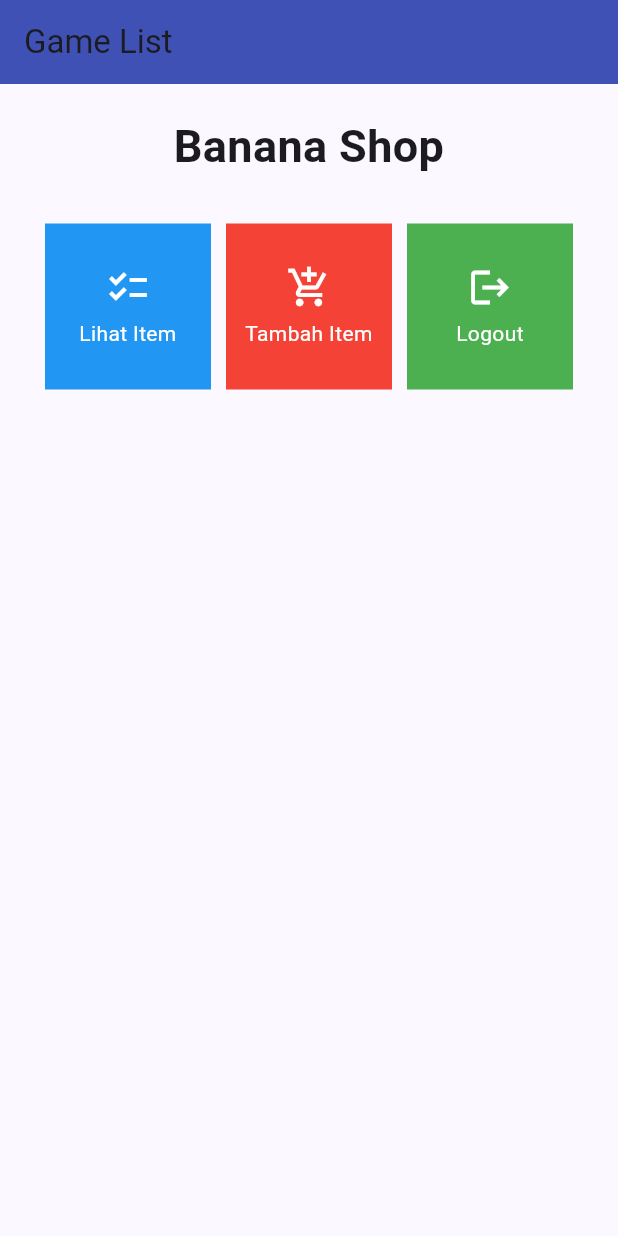
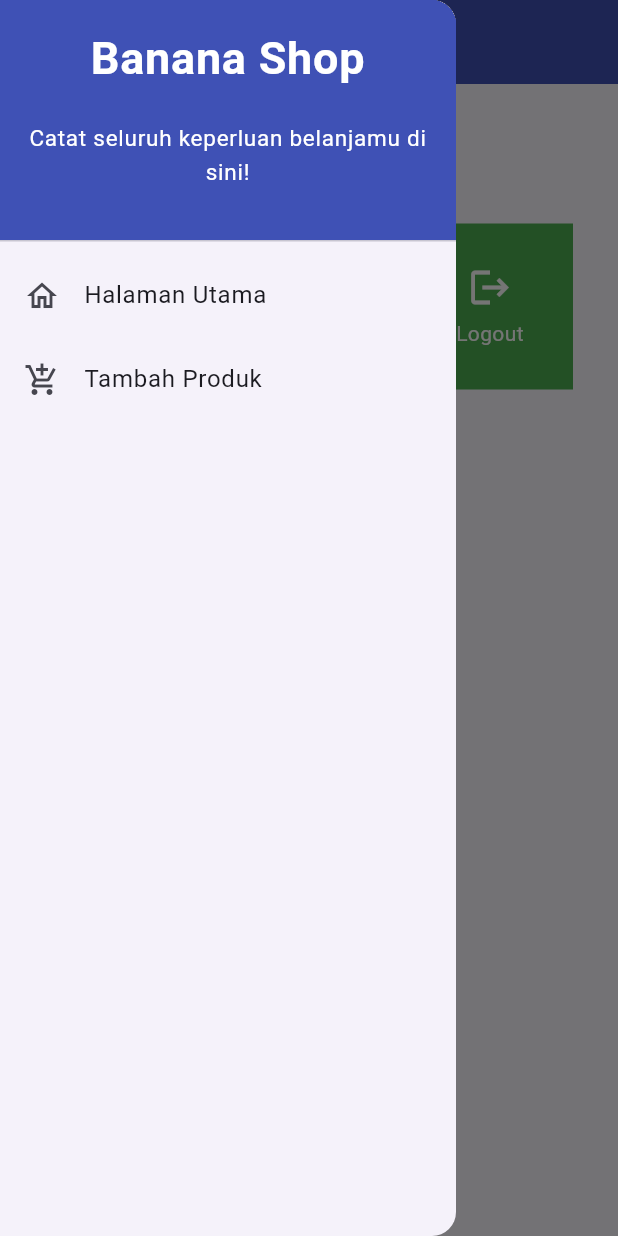
Before and after one commit to mhanifti/BananaAppAndroid, a Flutter app: the screen it shows after launch, with the side drawer open (before the commit the screen has no drawer), on a phone screen of 412 x 824 dp. Run offline on Flutter 3.47's test engine with Material 2 defaults, Android fonts, the phone set to English and light mode, and no system bars.

Commit message:
Menyelesaikan Tugas 8 (belum bonus)

```diff
--- a/lib/main.dart
+++ b/lib/screens/main.dart
@@ -1,5 +1,5 @@
 import 'package:flutter/material.dart';
-import 'package:banana_app/menu.dart';
+import 'package:banana_app/screens/menu.dart';
 
 void main() {
   runApp(const MyApp());
--- /dev/null
+++ b/lib/widgets/left_drawer.dart
@@ -0,0 +1,68 @@
+import 'package:flutter/material.dart';
+import 'package:banana_app/screens/menu.dart';
+import 'package:banana_app/screens/shoplist_form.dart';
+
+class LeftDrawer extends StatelessWidget {
+  const LeftDrawer({super.key});
+
+  @override
+  Widget build(BuildContext context) {
+    return Drawer(
+      child: ListView(
+        children: [
+          const DrawerHeader(
+            decoration: BoxDecoration(
+              color: Colors.indigo,
+            ),
+            child: Column(
+              children: [
+                Text(
+                  'Banana Shop',
+                  textAlign: TextAlign.center,
+                  style: TextStyle(
+                    fontSize: 30,
+                    fontWeight: FontWeight.bold,
+                    color: Colors.white,
+                  ),
+                ),
+                Padding(padding: EdgeInsets.all(10)),
+                Text(
+                  "Catat seluruh keperluan belanjamu di sini!",
+                  textAlign: TextAlign.center,
+                  style: TextStyle(
+                    fontSize: 15,
+                    fontWeight: FontWeight.normal,
+                    color: Colors.white,
+                  ),
+                ),
+              ],
+            ),
+          ),
+          ListTile(
+            leading: const Icon(Icons.home_outlined),
+            title: const Text('Halaman Utama'),
+            // Bagian redirection ke MyHomePage
+            onTap: () {
+              Navigator.pushReplacement(
+                  context,
+                  MaterialPageRoute(
+                    builder: (context) => MyHomePage(),
+                  ));
+            },
+          ),
+          ListTile(
+            leading: const Icon(Icons.add_shopping_cart),
+            title: const Text('Tambah Produk'),
+            // Bagian redirection ke ShopFormPage
+            onTap: () {
+              /*
+    TODO: Buatlah routing ke ShopFormPage di sini,
+    setelah halaman ShopFormPage sudah dibuat.
+    */
+            },
+          ),
+        ],
+      ),
+    );
+  }
+}
```
Also changed, not shown: lib/screens/menu.dart (renamed from lib/menu.dart, +10 -0 lines), lib/screens/shoplist_form.dart (added, +161 -0 lines), 1 other file.
